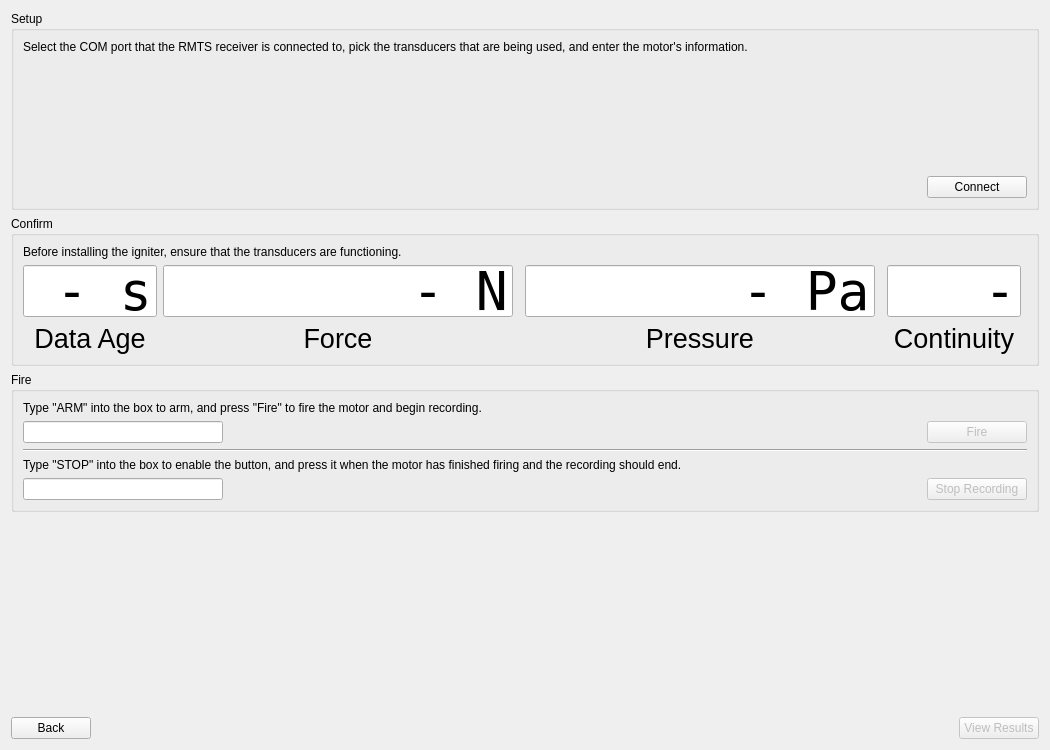
First picture: the form in ui/views/forms/FireWidget.ui, repository reilleya/RMTS-Software, before the edit.
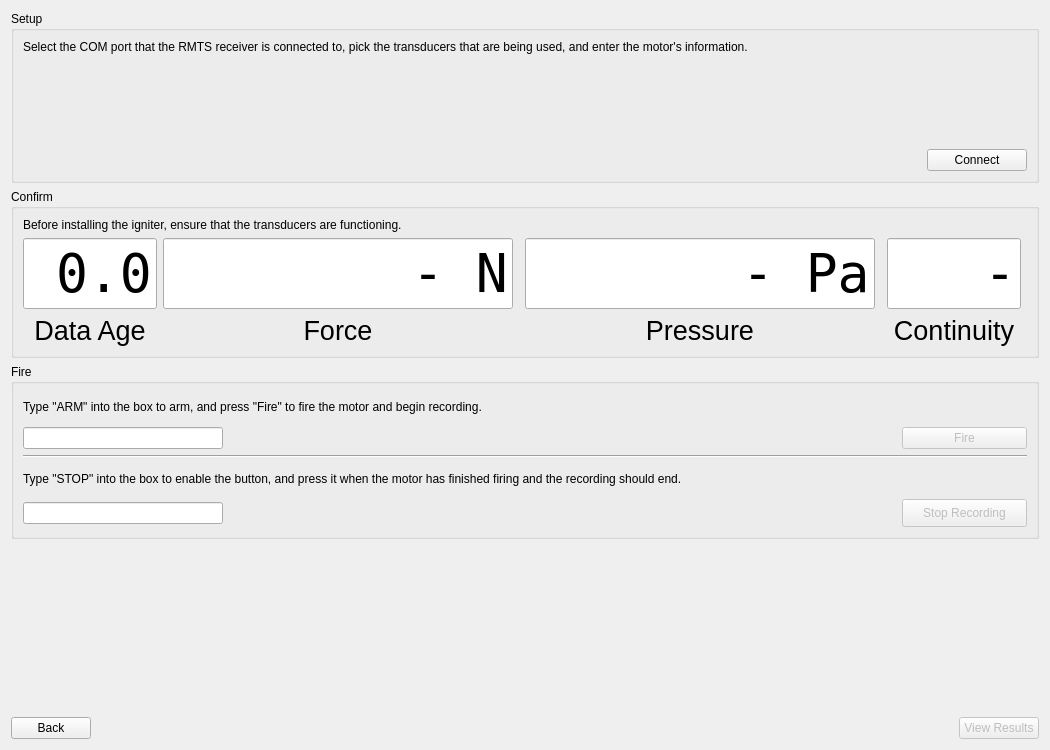
Second picture: the form after the edit. Custom widgets are drawn as their Qt base class.

Commit message: Added data age widget

Patch:
```diff
--- a/ui/views/forms/FireWidget.ui
+++ b/ui/views/forms/FireWidget.ui
@@ -153,14 +153,14 @@
      </property>
      <property name="minimumSize">
       <size>
-       <width>150</width>
+       <width>175</width>
        <height>0</height>
       </size>
      </property>
      <property name="maximumSize">
       <size>
        <width>1050</width>
-       <height>150</height>
+       <height>175</height>
       </size>
      </property>
      <property name="title">
@@ -182,7 +182,7 @@
         <item>
          <layout class="QVBoxLayout" name="verticalLayoutDataAge">
           <item>
-           <widget class="QLineEdit" name="lineEditDataAge">
+           <widget class="DataAgeWidget" name="widgetDataAge">
             <property name="maximumSize">
              <size>
               <width>16777215</width>
@@ -196,7 +196,7 @@
              </font>
             </property>
             <property name="text">
-             <string>- s</string>
+             <string>0.0</string>
             </property>
             <property name="alignment">
              <set>Qt::AlignRight|Qt::AlignTrailing|Qt::AlignVCenter</set>
@@ -365,10 +365,16 @@
    </item>
    <item>
     <widget class="QGroupBox" name="groupBoxFire">
+     <property name="minimumSize">
+      <size>
+       <width>0</width>
+       <height>175</height>
+      </size>
+     </property>
      <property name="maximumSize">
       <size>
        <width>16777215</width>
-       <height>140</height>
+       <height>175</height>
       </size>
      </property>
      <property name="title">
@@ -414,13 +420,13 @@
           </property>
           <property name="minimumSize">
            <size>
-            <width>100</width>
+            <width>125</width>
             <height>0</height>
            </size>
           </property>
           <property name="maximumSize">
            <size>
-            <width>100</width>
+            <width>125</width>
             <height>16777215</height>
            </size>
           </property>
@@ -480,13 +486,13 @@
           </property>
           <property name="minimumSize">
            <size>
-            <width>100</width>
+            <width>125</width>
             <height>0</height>
            </size>
           </property>
           <property name="maximumSize">
            <size>
-            <width>100</width>
+            <width>125</width>
             <height>100</height>
            </size>
           </property>
@@ -571,6 +577,11 @@
    <header location="global">ui.transducerSelectorWidget</header>
    <container>1</container>
   </customwidget>
+  <customwidget>
+   <class>DataAgeWidget</class>
+   <extends>QLineEdit</extends>
+   <header location="global">ui.dataAgeWidget</header>
+  </customwidget>
  </customwidgets>
  <resources/>
  <connections/>
```
The commit also changes 5 other files.
